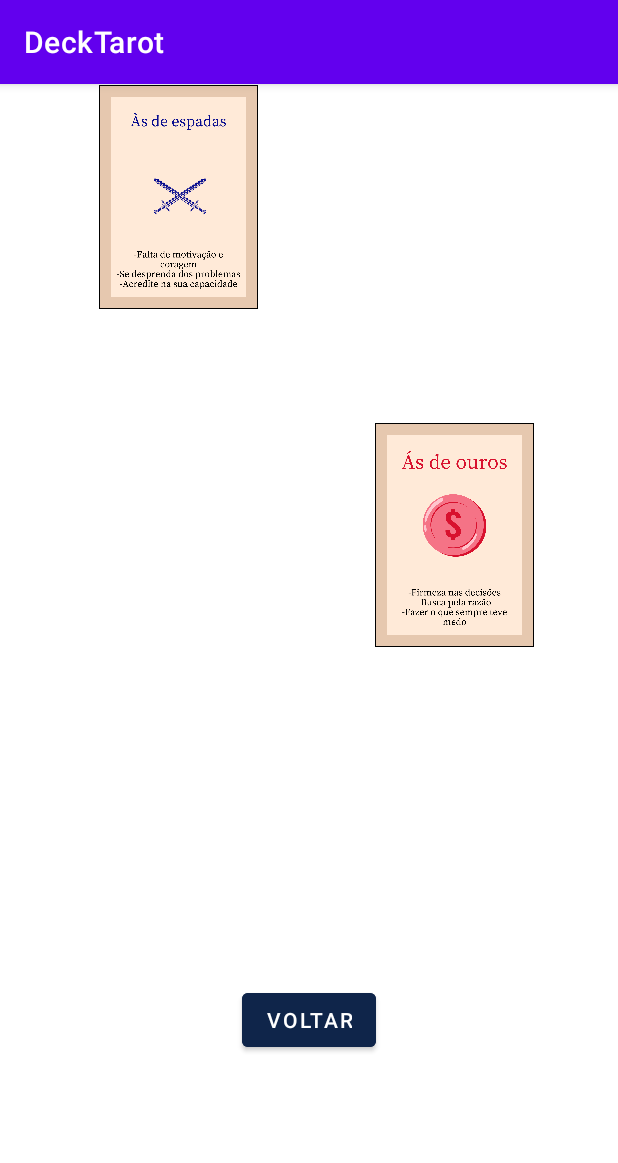
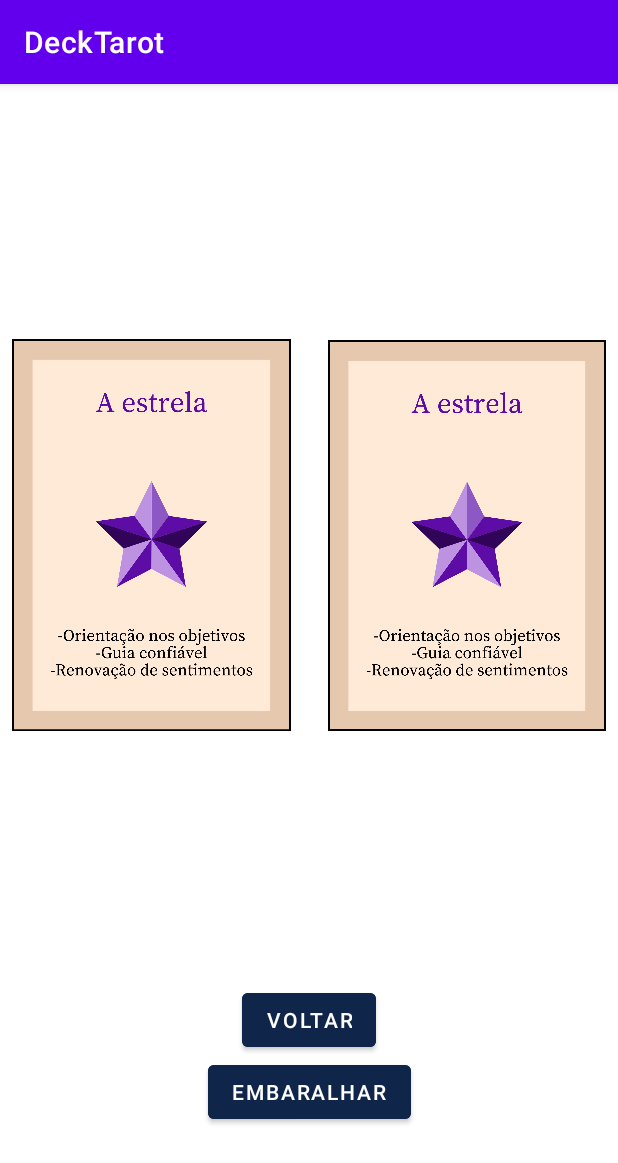
Before and after one commit to Raqiel/DeckTarot, an Android app: the screen it shows after launch (DuasCartas), after a tap on "DUAS CARTAS", on a phone screen of 412 x 824 dp. Shown: the top 1163 px of the screen. Run offline under Robolectric (Android 15) with nearby library versions, the phone set to English and light mode, and no system bars.

Commit message:
fixed duas cartas

```diff
--- a/app/src/main/java/com/example/decktarot/DuasCartas.java
+++ b/app/src/main/java/com/example/decktarot/DuasCartas.java
@@ -3,12 +3,126 @@ package com.example.decktarot;
 import androidx.appcompat.app.AppCompatActivity;
 
 import android.os.Bundle;
+import android.view.View;
+import android.widget.ImageView;
+
+import java.util.Random;
 
 public class DuasCartas extends AppCompatActivity {
+
+    private static final Random rgenerador = new Random();
+    private static final Integer[] imagenesID =
+            {       R.drawable.as_de_copas,
+                    R.drawable.dois_de_copas,
+                    R.drawable.tres_de_copas,
+                    R.drawable.quatro_de_copas,
+                    R.drawable.cinco_de_copas,
+                    R.drawable.seis_de_copas,
+                    R.drawable.sete_de_copas,
+                    R.drawable.oito_de_copas,
+                    R.drawable.nove_de_copas,
+                    R.drawable.dez_de_copas,
+                    R.drawable.valete_de_copas,
+                    R.drawable.rainha_de_copas,
+                    R.drawable.rei_de_copas,
+                    R.drawable.cavaleiro_de_copas,
+                    R.drawable.as_de_espadas,
+                    R.drawable.dois_de_espadas,
+                    R.drawable.tres_de_espadas,
+                    R.drawable.quatro_de_espadas,
+                    R.drawable.cinco_de_espadas,
+                    R.drawable.seis_de_espadas,
+                    R.drawable.sete_de_espadas,
+                    R.drawable.oito_de_espadas,
+                    R.drawable.nove_de_espadas,
+                    R.drawable.dez_de_espadas,
+                    R.drawable.valete_de_espadas,
+                    R.drawable.rainha_de_espadas,
+                    R.drawable.rei_de_espadas,
+                    R.drawable.as_de_ouros,
+                    R.drawable.dois_de_ouros,
+                    R.drawable.tres_de_ouros,
+                    R.drawable.quatro_de_ouros,
+                    R.drawable.cinco_de_ouros,
+                    R.drawable.seis_de_ouros,
+                    R.drawable.sete_de_ouros,
+                    R.drawable.oito_de_ouros,
+                    R.drawable.nove_de_ouros,
+                    R.drawable.dez_de_ouros,
+                    R.drawable.valete_de_ouros,
+                    R.drawable.rainha_de_ouros,
+                    R.drawable.rei_de_ouros,
+                    R.drawable.cavaleiro_de_ouros,
+                    R.drawable.as_de_paus,
+                    R.drawable.dois_de_paus,
+                    R.drawable.tres_de_paus,
+                    R.drawable.quatro_de_paus,
+                    R.drawable.cinco_de_paus,
+                    R.drawable.seis_de_paus,
+                    R.drawable.sete_de_paus,
+                    R.drawable.oito_de_paus,
+                    R.drawable.nove_de_paus,
+                    R.drawable.dez_de_paus,
+                    R.drawable.valete_de_paus,
+                    R.drawable.rainha_de_paus,
+                    R.drawable.rei_de_paus,
+                    R.drawable.cavaleiro_de_paus,
+                    R.drawable.o_louco,
+                    R.drawable.o_mago,
+                    R.drawable.a_sacerdotiza,
+                    R.drawable.a_imperatriz,
+                    R.drawable.o_imperador,
+                    R.drawable.o_papa,
+                    R.drawable.os_enamorados,
+                    R.drawable.o_carro,
+                    R.drawable.a_forca,
+                    R.drawable.o_eremita,
+                    R.drawable.a_roda_da_fortuna,
+                    R.drawable.a_justica,
+                    R.drawable.o_pendurado,
+                    R.drawable.a_morte,
+                    R.drawable.a_temperanca,
+                    R.drawable.o_diabo,
+                    R.drawable.a_torre,
+                    R.drawable.a_estrela,
+                    R.drawable.a_lua,
+                    R.drawable.o_sol,
+                    R.drawable.o_julgamento,
+                    R.drawable.o_mundo
+            };
+
 
     @Override
     protected void onCreate(Bundle savedInstanceState) {
         super.onCreate(savedInstanceState);
         setContentView(R.layout.activity_duas_cartas);
+
+        Integer q = imagenesID[rgenerador.nextInt(imagenesID.length)];
+        final ImageView iv = (ImageView) findViewById(R.id.primeira_carta_taca_dois);
+
+        Integer r = imagenesID[rgenerador.nextInt(imagenesID.length)];
+        final ImageView iv2 = (ImageView) findViewById(R.id.segunda_carta_taca_dois);
+
+
+
+        View nextButton = findViewById(R.id.button_embaralhar_taca_dois);
+        nextButton.setOnClickListener(new View.OnClickListener() {
+            @Override
+            public void onClick(View view) {
+                int resource =
+                        imagenesID[rgenerador.nextInt(imagenesID.length)];
+                int resource2 =
+                        imagenesID[rgenerador.nextInt(imagenesID.length)];
+                iv.setImageResource(resource);
+                iv2.setImageResource(resource2);
+
+            }
+        });
+
+
+
     }
+
+
+
 }
--- a/app/src/main/res/layout/activity_duas_cartas.xml
+++ b/app/src/main/res/layout/activity_duas_cartas.xml
@@ -5,26 +5,6 @@
     android:layout_width="match_parent"
     android:layout_height="match_parent"
     tools:context=".DuasCartas">
-
-    <ImageView
-        android:id="@+id/imageView_primeira_carta_taça_duas_cartas"
-        android:layout_width="150dp"
-        android:layout_height="150dp"
-        android:layout_marginStart="44dp"
-        app:layout_constraintBottom_toTopOf="@+id/button_voltar2"
-        app:layout_constraintStart_toStartOf="parent"
-        app:layout_constraintTop_toTopOf="parent"
-        app:srcCompat="@drawable/as_de_espadas" />
-
-    <ImageView
-        android:id="@+id/imageView_segunda_carta_taça_duas_cartas"
-        android:layout_width="150dp"
-        android:layout_height="150dp"
-        app:layout_constraintBottom_toTopOf="@+id/button_voltar_taça_duas_cartas"
-        app:layout_constraintEnd_toEndOf="parent"
-        app:layout_constraintStart_toEndOf="@+id/imageView_primeira_carta_taça_duas_cartas"
-        app:layout_constraintTop_toTopOf="parent"
-        app:srcCompat="@drawable/as_de_ouros" />
 
     <Button
         android:id="@+id/button_voltar_taça_duas_cartas"
@@ -36,4 +16,36 @@
         app:layout_constraintBottom_toBottomOf="parent"
         app:layout_constraintEnd_toEndOf="parent"
         app:layout_constraintStart_toStartOf="parent" />
+
+    <Button
+        android:id="@+id/button_embaralhar_taca_dois"
+        android:layout_width="wrap_content"
+        android:layout_height="wrap_content"
+        android:layout_marginBottom="72dp"
+        android:backgroundTint="#0F254A"
+        android:text="embaralhar"
+        app:layout_constraintBottom_toBottomOf="parent"
+        app:layout_constraintEnd_toEndOf="parent"
+        app:layout_constraintStart_toStartOf="parent" />
+
+    <ImageView
+        android:id="@+id/primeira_carta_taca_dois"
+        android:layout_width="186dp"
+        android:layout_height="381dp"
+        android:layout_margin="8dp"
+        app:layout_constraintBottom_toTopOf="@+id/button_voltar_taça_duas_cartas"
+        app:layout_constraintEnd_toStartOf="@+id/secunda_carta_taca_dois"
+        app:layout_constraintStart_toStartOf="parent"
+        app:layout_constraintTop_toTopOf="parent"
+        app:srcCompat="@drawable/a_estrela" />
+
+    <ImageView
+        android:id="@+id/segunda_carta_taca_dois"
+        android:layout_width="185dp"
+        android:layout_height="379dp"
+        android:layout_margin="8dp"
+        app:layout_constraintBottom_toTopOf="@+id/button_voltar_taça_duas_cartas"
+        app:layout_constraintEnd_toEndOf="parent"
+        app:layout_constraintTop_toTopOf="parent"
+        app:srcCompat="@drawable/a_estrela" />
 </androidx.constraintlayout.widget.ConstraintLayout>
```
Also changed, not shown: app/src/main/res/layout/activity_tres_cartas.xml (+55 -32 lines).
